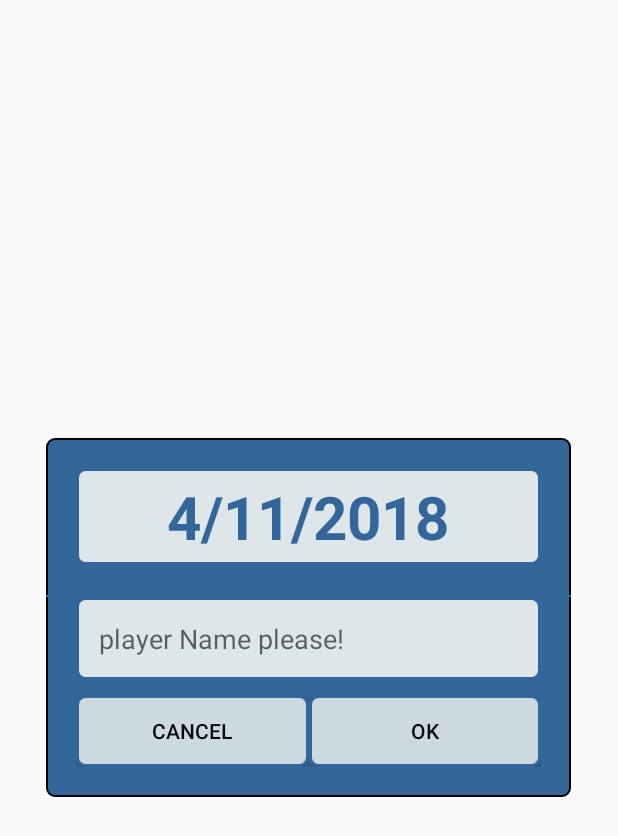
After one commit to AbhishekAbhi9/TaskAssignment, an Android app: the layout customdialoge.xml on its own in the app's theme, with its tools: preview values and no code run, on a phone screen of 412 x 824 dp. The commit adds this screen. Shown: the top 836 px of the screen. Run offline under Robolectric (Android 15) with nearby library versions, the phone set to English and light mode, and no system bars.

Commit message:
tasknoted complete

```diff
--- a/app/src/main/AndroidManifest.xml
+++ b/app/src/main/AndroidManifest.xml
@@ -36,6 +36,7 @@
             android:name="com.google.android.geo.API_KEY"
             android:value="@string/google_maps_key" />
 
+        <activity android:name=".Activity.Activity.calenderActivity"></activity>
     </application>
 
 </manifest>
--- /dev/null
+++ b/app/src/main/res/drawable/round.xml
@@ -0,0 +1,13 @@
+<?xml version="1.0" encoding="UTF-8"?>
+<shape xmlns:android="http://schemas.android.com/apk/res/android">
+    <solid android:color="@color/grey" />
+    <corners android:radius="5dp" />
+    <stroke
+        android:width="2dp"
+        android:color="@color/colorPrimary" />
+    <padding
+        android:bottom="0dp"
+        android:left="0dp"
+        android:right="0dp"
+        android:top="0dp" />
+</shape>
--- /dev/null
+++ b/app/src/main/res/drawable/roundcolorcorner.xml
@@ -0,0 +1,13 @@
+<?xml version="1.0" encoding="UTF-8"?>
+<shape xmlns:android="http://schemas.android.com/apk/res/android">
+    <solid android:color="@color/colorPrimary" />
+    <stroke
+        android:width="1dp"
+        android:color="@color/black" />
+    <corners android:radius="5dp" />
+    <padding
+        android:bottom="0dp"
+        android:left="0dp"
+        android:right="0dp"
+        android:top="0dp" />
+</shape>
--- a/app/src/main/res/layout/childview.xml
+++ b/app/src/main/res/layout/childview.xml
@@ -12,7 +12,7 @@
         android:layout_weight="1"
         android:background="@color/grey"
         android:padding="10dp"
-        android:text="location" />
+        android:text="task" />
 
     <Button
         android:id="@+id/calender"
--- /dev/null
+++ b/app/src/main/res/layout/customdialoge.xml
@@ -0,0 +1,75 @@
+<?xml version="1.0" encoding="utf-8"?>
+<LinearLayout xmlns:android="http://schemas.android.com/apk/res/android"
+    android:layout_width="350dp"
+    android:layout_height="wrap_content"
+    android:layout_gravity="center"
+    android:background="@drawable/roundcolorcorner"
+    android:orientation="vertical">
+
+    <LinearLayout
+        android:layout_width="match_parent"
+        android:layout_height="wrap_content"
+        android:layout_marginBottom="10dp"
+        android:layout_weight="1"
+        android:orientation="vertical">
+
+        <TextView
+            android:id="@+id/date"
+            android:layout_width="match_parent"
+            android:layout_height="wrap_content"
+            android:layout_margin="20dp"
+            android:background="@drawable/round"
+            android:padding="5dp"
+            android:text="4/11/2018"
+            android:textAlignment="center"
+            android:textColor="@color/colorPrimary"
+            android:textSize="40sp"
+            android:textStyle="bold" />
+
+        <View
+            android:layout_width="wrap_content"
+            android:layout_height="1dp"
+            android:background="@color/colorPrimary" />
+
+        <EditText
+            android:id="@+id/taskNote"
+            android:layout_width="match_parent"
+            android:layout_height="wrap_content"
+            android:layout_marginLeft="20dp"
+            android:layout_marginRight="20dp"
+            android:background="@drawable/round"
+            android:hint="player Name please!"
+            android:padding="15dp" />
+    </LinearLayout>
+
+    <LinearLayout
+        android:layout_width="match_parent"
+        android:layout_height="wrap_content"
+        android:layout_marginBottom="20dp"
+        android:layout_marginLeft="20dp"
+        android:layout_marginRight="20dp"
+        android:layout_weight="1"
+        android:alpha="0.9"
+        android:orientation="horizontal">
+
+        <Button
+            android:id="@+id/cancel"
+            android:layout_width="match_parent"
+            android:layout_height="wrap_content"
+            android:layout_weight="1"
+            android:background="@drawable/round"
+            android:text="cancel"
+            android:textColor="@color/black" />
+
+        <Button
+            android:id="@+id/ok"
+            android:layout_width="match_parent"
+            android:layout_height="wrap_content"
+            android:layout_weight="1"
+            android:background="@drawable/round"
+            android:text="ok"
+            android:textColor="@color/black" />
+
+    </LinearLayout>
+
+</LinearLayout>
--- a/app/src/main/res/values/colors.xml
+++ b/app/src/main/res/values/colors.xml
@@ -9,4 +9,5 @@
     <color name="button">#0066CC</color>
     <color name="black">#000000</color>
     <color name="grey">#dfe6e9</color>
+    <color name="green">#228B22</color>
 </resources>
```
Also changed, not shown: app/src/main/java/PojoClasses/Note_Pojo.java (added, +18 -0 lines), app/src/main/java/com/example/akabhi/task/Activity/Activity/calenderActivity.java (added, +74 -0 lines), app/src/main/java/com/example/akabhi/task/Activity/Adapter/NoteAdapter.java (added, +63 -0 lines), app/src/main/java/com/example/akabhi/task/Activity/Adapter/TaskAdapter.java (+32 -9 lines), app/src/main/java/com/example/akabhi/task/Activity/DataBase/DataBase.java (+42 -2 lines), app/src/main/java/com/example/akabhi/task/Activity/Fragments/Note.java (+30 -0 lines), app/src/main/res/layout/activity_calender.xml (added, +28 -0 lines), app/src/main/res/layout/fragment_note.xml (+24 -3 lines), app/src/main/res/layout/notedadapter.xml (added, +35 -0 lines).
